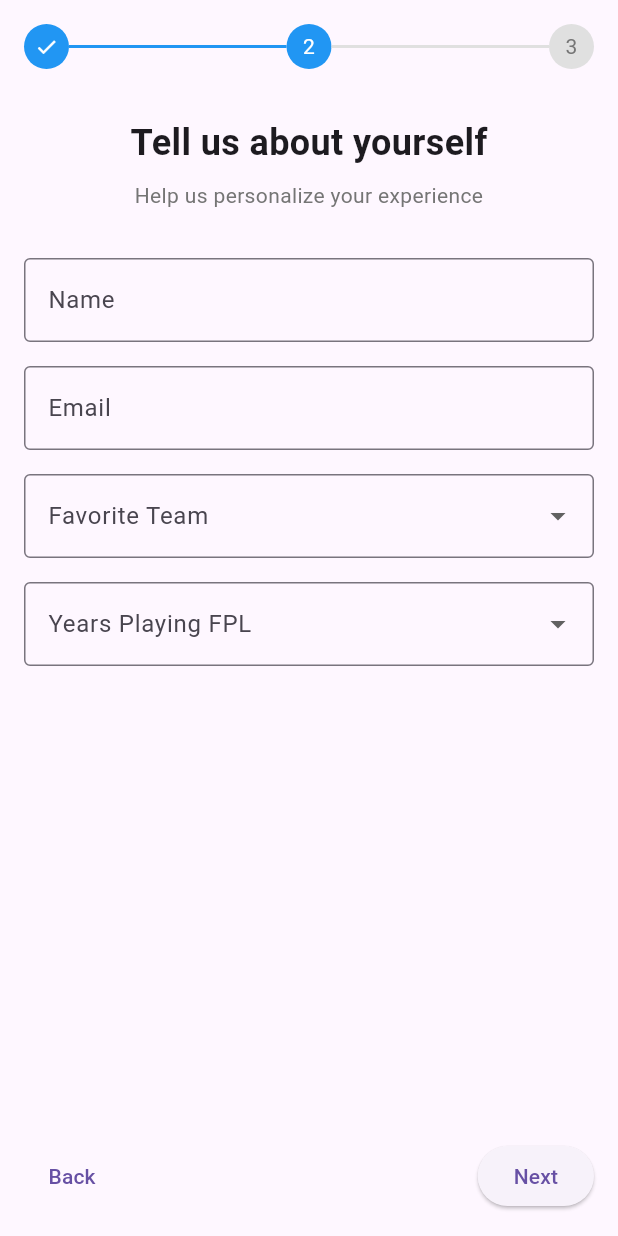
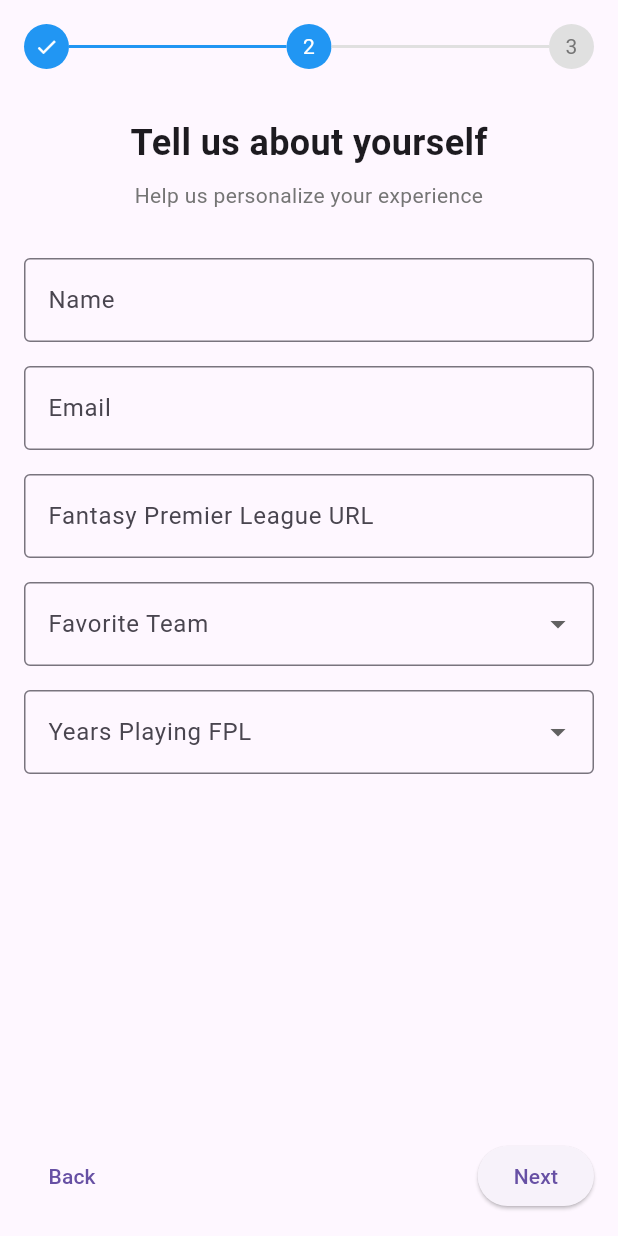
Before and after one commit to Ok3ks/fpl-frontend, a Flutter app: the OnboardingFlow screen opened directly, after a tap on "Next", on a phone screen of 412 x 824 dp. Run offline on Flutter 3.47's test engine with Material 3 defaults, Android fonts, the phone set to English and light mode, and no system bars; our stand-ins replace firebase_auth, firebase_core, flutter_dotenv, flutter_riverpod, go_router, google_fonts and 3 more; missing offline and left inert: dart:js_interop; accounts and stored records are empty; network calls fail.

Commit message:
FPL URL in Onboarding

```diff
--- a/lib/onboarding/onboarding.dart
+++ b/lib/onboarding/onboarding.dart
@@ -35,6 +35,7 @@ class _OnboardingFlowState extends State<OnboardingFlow> {
   // Form data
   String? name;
   String? email;
+  String? fplurl;
   String? favoriteTeam;
   String? yearsPlaying;
 
@@ -142,6 +143,28 @@ class _OnboardingFlowState extends State<OnboardingFlow> {
               return null;
             },
             onSaved: (value) => email = value,
+          ),
+          const SizedBox(height: 16),
+          TextFormField(
+            autocorrect: false,
+            // initialValue: "a",
+            decoration: const InputDecoration(
+              labelText: 'Fantasy Premier League URL',
+              border: OutlineInputBorder(),
+              hintTextDirection: TextDirection.ltr,
+              hintText: "https://fantasy.premierleague.com/entry/*****/event/**",
+            ),
+            keyboardType: TextInputType.url,
+            validator: (value) {
+              if (value == null || value.isEmpty) {
+                return 'Please enter your Fantasy Premier League URL';
+              }
+              if (!value.contains('entry')) {
+                return 'Please enter a valid Fantasy Premier League URL';
+              }
+              return null;
+            },
+            onSaved: (value) => fplurl = value,
           ),
           const SizedBox(height: 16),
           DropdownButtonFormField<String>(
```
